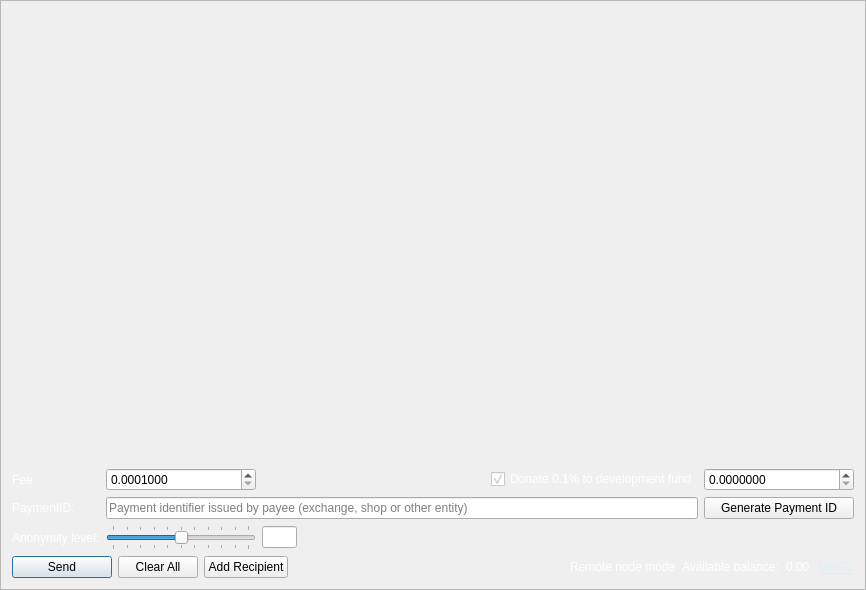
Above: src/gui/ui/sendframe.ui from aejontargaryen/FanGoldWallet before the change. Below: the same form after it.
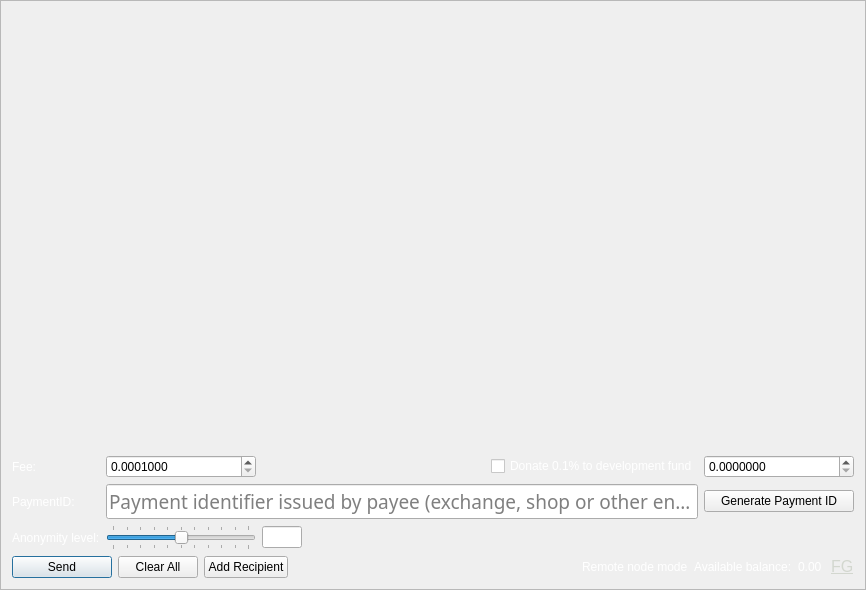
That is the form after the change. Icons and pictures are not drawn.

What changed in the file:
```diff
--- a/src/gui/ui/sendframe.ui
+++ b/src/gui/ui/sendframe.ui
@@ -34,7 +34,7 @@
         <x>0</x>
         <y>0</y>
         <width>846</width>
-        <height>421</height>
+        <height>431</height>
        </rect>
       </property>
       <layout class="QVBoxLayout" name="m_send_frame_layout">
@@ -65,6 +65,9 @@
      </property>
      <item row="1" column="3">
       <widget class="QCheckBox" name="donateCheckBox">
+       <property name="enabled">
+        <bool>true</bool>
+       </property>
        <property name="palette">
         <palette>
          <active>
@@ -490,7 +493,7 @@
         <bool>true</bool>
        </property>
        <property name="checked">
-        <bool>true</bool>
+        <bool>false</bool>
        </property>
        <property name="tristate">
         <bool>false</bool>
@@ -517,7 +520,7 @@
       <widget class="QLineEdit" name="m_mixinEdit">
        <property name="minimumSize">
         <size>
-         <width>35</width>
+         <width>40</width>
          <height>0</height>
         </size>
        </property>
@@ -610,7 +613,7 @@
      <item row="3" column="1" colspan="3">
       <widget class="QLineEdit" name="m_paymentIdEdit">
        <property name="styleSheet">
-        <string notr="true"/>
+        <string notr="true">font: 14pt capsuula;</string>
        </property>
        <property name="maxLength">
         <number>64</number>
@@ -824,7 +827,7 @@
         <string>Wallet is connected through remote node. Additional 0.25% fee will be applied.</string>
        </property>
        <property name="styleSheet">
-        <string notr="true">color:rgb(255, 255, 255)</string>
+        <string notr="true">color:#fff;</string>
        </property>
        <property name="text">
         <string>Remote node mode</string>
@@ -885,11 +888,7 @@
        </property>
        <property name="font">
         <font>
-         <family>FreeSerif</family>
-         <pointsize>9</pointsize>
-         <weight>50</weight>
-         <italic>false</italic>
-         <bold>false</bold>
+         <pointsize>12</pointsize>
         </font>
        </property>
        <property name="toolTip">
@@ -899,10 +898,10 @@
         <string/>
        </property>
        <property name="styleSheet">
-        <string notr="true">color: rgb(227, 243, 248);</string>
+        <string notr="true">font-size: 12pt;</string>
        </property>
        <property name="text">
-        <string notr="true">&lt;html&gt;&lt;head/&gt;&lt;body&gt;&lt;p align=&quot;justify&quot;&gt;&lt;span style=&quot; font-size:10pt; text-decoration: underline; color:#deeff3;&quot;&gt;DRGL&lt;/span&gt;&lt;/p&gt;&lt;/body&gt;&lt;/html&gt;</string>
+        <string notr="true">&lt;html&gt;&lt;head/&gt;&lt;body&gt;&lt;p&gt;&lt;span style=&quot; font-size:12pt; text-decoration: underline; color:#d3d7cf;&quot;&gt;FG&lt;/span&gt;&lt;/p&gt;&lt;/body&gt;&lt;/html&gt;</string>
        </property>
        <property name="textFormat">
         <enum>Qt::AutoText</enum>
```
Left out of the diff: 11 changed lines with no effect on the pictures.
